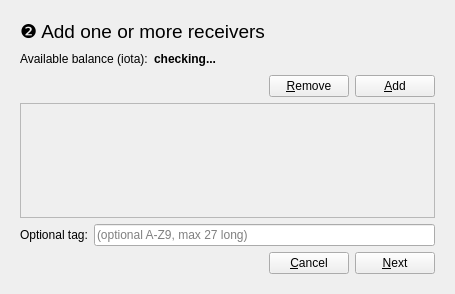
The window that widgets/multisigtransferwidget.ui (joshirio/iota-cooler) describes before a commit, drawn with Qt 5.
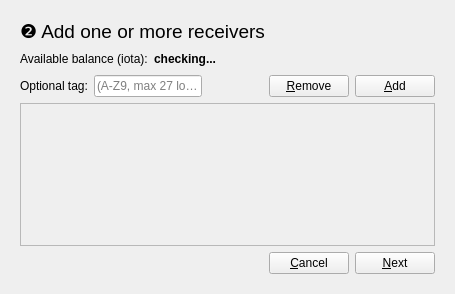
The same window after the commit. The open tabs and pages were chosen to show the change.

Commit message: fix empty tags, closes #4

```diff
--- a/widgets/multisigtransferwidget.ui
+++ b/widgets/multisigtransferwidget.ui
@@ -135,6 +135,26 @@
        </item>
        <item>
         <layout class="QHBoxLayout" name="horizontalLayout_2">
+         <item>
+          <widget class="QLabel" name="label_14">
+           <property name="text">
+            <string>Optional tag:</string>
+           </property>
+          </widget>
+         </item>
+         <item>
+          <widget class="QLineEdit" name="tagLinEdit">
+           <property name="maxLength">
+            <number>27</number>
+           </property>
+           <property name="placeholderText">
+            <string>(A-Z9, max 27 long)</string>
+           </property>
+           <property name="clearButtonEnabled">
+            <bool>true</bool>
+           </property>
+          </widget>
+         </item>
          <item>
           <spacer name="horizontalSpacer_2">
            <property name="orientation">
@@ -175,37 +195,13 @@
             <x>0</x>
             <y>0</y>
             <width>417</width>
-            <height>81</height>
+            <height>120</height>
            </rect>
           </property>
           <layout class="QVBoxLayout" name="scrollAreaLayout"/>
          </widget>
         </widget>
        </item>
-       <item>
-        <layout class="QHBoxLayout" name="horizontalLayout_11">
-         <item>
-          <widget class="QLabel" name="label_14">
-           <property name="text">
-            <string>Optional tag:</string>
-           </property>
-          </widget>
-         </item>
-         <item>
-          <widget class="QLineEdit" name="tagLinEdit">
-           <property name="maxLength">
-            <number>27</number>
-           </property>
-           <property name="placeholderText">
-            <string>(optional A-Z9, max 27 long)</string>
-           </property>
-           <property name="clearButtonEnabled">
-            <bool>true</bool>
-           </property>
-          </widget>
-         </item>
-        </layout>
-       </item>
        <item>
         <layout class="QHBoxLayout" name="horizontalLayout_3">
          <item>
```
The commit also changes 1 other file.
